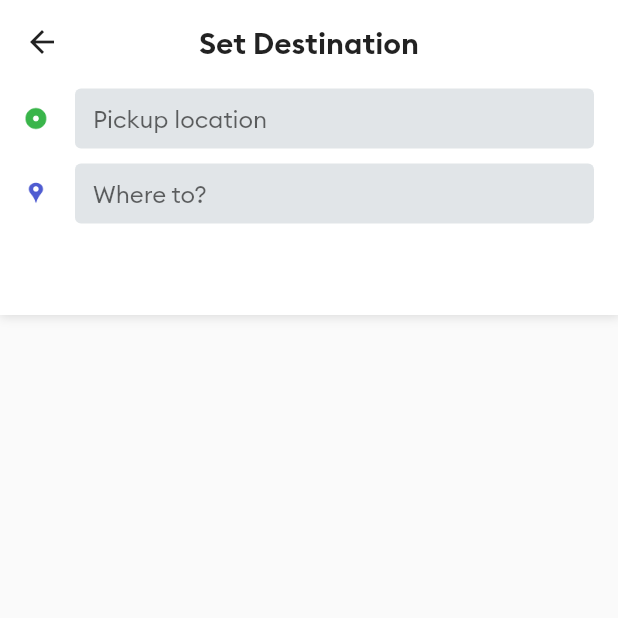
After one commit to Flutter-Streamliner/CloneUber, a Flutter app: the screen it shows after launch, after a tap on "Search Destination", on a phone screen of 412 x 824 dp, the top half of it. The commit adds this screen. Run offline on Flutter 3.47's test engine with Material 2 defaults, Android fonts, the phone set to English and light mode, and no system bars; our stand-ins replace connectivity, firebase_auth, firebase_core, firebase_database, geolocator, google_maps_flutter and 1 more; accounts and stored records are empty.

Commit message:
Setup search page

```diff
--- a/lib/screens/main_page.dart
+++ b/lib/screens/main_page.dart
@@ -9,6 +9,7 @@ import 'package:provider/provider.dart';
 import 'package:uber_clone_app/brand_colors.dart';
 import 'package:uber_clone_app/helpers/helper_methods.dart';
 import 'package:uber_clone_app/providers/app_data.dart';
+import 'package:uber_clone_app/screens/search_page.dart';
 import 'package:uber_clone_app/styles/styles.dart';
 import 'package:uber_clone_app/widgets/brand_divider.dart';
 
@@ -230,7 +231,14 @@ class _MainPageState extends State<MainPage> {
                       SizedBox(
                         height: 20,
                       ),
-                      Container(
+                      GestureDetector(
+                        onTap: () {
+                          Navigator.push(
+                              context,
+                              MaterialPageRoute(
+                                  builder: (context) => SearchPage()));
+                        },
+                        child: Container(
                           decoration: BoxDecoration(
                               color: Colors.white,
                               borderRadius: BorderRadius.circular(4),
@@ -255,6 +263,7 @@ class _MainPageState extends State<MainPage> {
                                 ),
                                 Text('Search Destination'),
                               ],
+                            ),
                           ),
                         ),
                       ),
--- /dev/null
+++ b/lib/screens/search_page.dart
@@ -0,0 +1,124 @@
+import 'package:flutter/material.dart';
+import 'package:uber_clone_app/brand_colors.dart';
+
+class SearchPage extends StatefulWidget {
+  @override
+  _SearchPageState createState() => _SearchPageState();
+}
+
+class _SearchPageState extends State<SearchPage> {
+  @override
+  Widget build(BuildContext context) {
+    return Scaffold(
+      body: SafeArea(
+        child: Column(
+          children: [
+            Container(
+              height: 210,
+              padding: const EdgeInsets.all(16),
+              decoration: BoxDecoration(color: Colors.white, boxShadow: [
+                BoxShadow(
+                    color: Colors.black12,
+                    blurRadius: 5.0,
+                    spreadRadius: 0.5,
+                    offset: Offset(0.7, 0.7))
+              ]),
+              child: Column(
+                children: [
+                  Stack(
+                    children: [
+                      GestureDetector(
+                          onTap: () => Navigator.pop(context),
+                          child: Icon(Icons.arrow_back)),
+                      Center(
+                        child: Text(
+                          'Set Destination',
+                          style:
+                              TextStyle(fontSize: 20, fontFamily: 'Brand-Bold'),
+                        ),
+                      )
+                    ],
+                  ),
+                  SizedBox(
+                    height: 18,
+                  ),
+                  Row(
+                    children: [
+                      Image.asset(
+                        'images/pickicon.png',
+                        height: 16,
+                        width: 16,
+                      ),
+                      SizedBox(
+                        width: 18,
+                      ),
+                      Expanded(
+                        child: Container(
+                          decoration: BoxDecoration(
+                            color: BrandColors.colorLightGrayFair,
+                            borderRadius: BorderRadius.circular(4),
+                          ),
+                          child: Padding(
+                            padding: const EdgeInsets.all(2.0),
+                            child: TextField(
+                              decoration: InputDecoration(
+                                hintText: 'Pickup location',
+                                fillColor: BrandColors.colorLightGrayFair,
+                                filled: true,
+                                border: InputBorder.none,
+                                isDense: true,
+                                contentPadding: const EdgeInsets.only(
+                                    left: 10, top: 8, bottom: 8),
+                              ),
+                            ),
+                          ),
+                        ),
+                      )
+                    ],
+                  ),
+                  SizedBox(
+                    height: 10,
+                  ),
+                  Row(
+                    children: [
+                      Image.asset(
+                        'images/desticon.png',
+                        height: 16,
+                        width: 16,
+                      ),
+                      SizedBox(
+                        width: 18,
+                      ),
+                      Expanded(
+                        child: Container(
+                          decoration: BoxDecoration(
+                            color: BrandColors.colorLightGrayFair,
+                            borderRadius: BorderRadius.circular(4),
+                          ),
+                          child: Padding(
+                            padding: const EdgeInsets.all(2.0),
+                            child: TextField(
+                              decoration: InputDecoration(
+                                hintText: 'Where to?',
+                                fillColor: BrandColors.colorLightGrayFair,
+                                filled: true,
+                                border: InputBorder.none,
+                                isDense: true,
+                                contentPadding: const EdgeInsets.only(
+                                    left: 10, top: 8, bottom: 8),
+                              ),
+                            ),
+                          ),
+                        ),
+                      )
+                    ],
+                  ),
+                ],
+              ),
+            )
+          ],
+        ),
+      ),
+    );
+  }
+}
```
Lines whose indentation alone changed are shown as unchanged.
